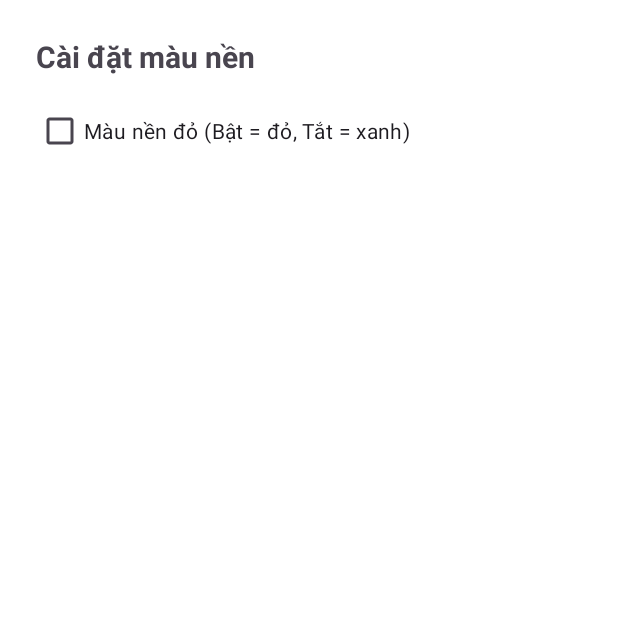
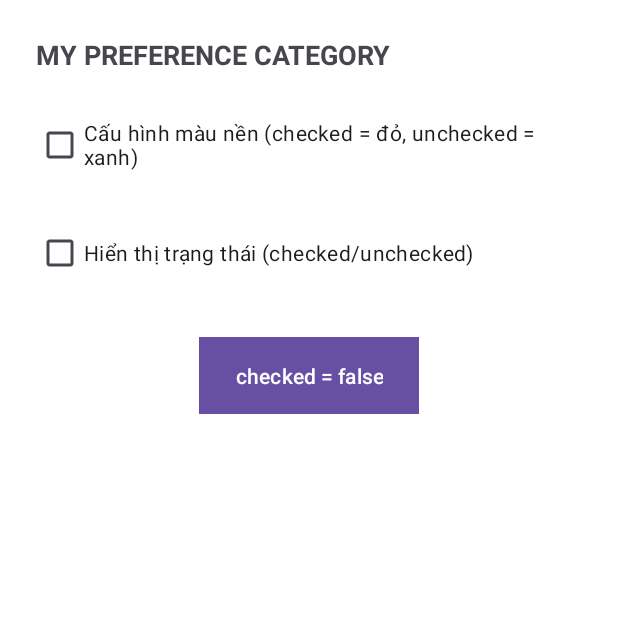
Before and after one commit to tienphatng237/NT118.Q14-Android-Programming, an Android app: the Task02SettingActivity screen opened directly, with no data from a screen before it, on a phone screen of 412 x 824 dp, the top half of it. Run offline under Robolectric (Android 15) with nearby library versions, the phone set to English and light mode, and no system bars.

Commit message:
Lab04 Task02: Redesign settings layout, add status button, implement dual-checkbox logic, clean up unused Setting2

```diff
--- a/lab-04/app/src/main/java/com/example/lab04_storage/task02/data/Task02Prefs.java
+++ b/lab-04/app/src/main/java/com/example/lab04_storage/task02/data/Task02Prefs.java
@@ -4,28 +4,29 @@ import android.content.Context;
 import android.content.SharedPreferences;
 
 public class Task02Prefs {
+    private static final String PREF = "task02_prefs";
+    private static final String KEY_COLOR_RED = "color_red";
+    private static final String KEY_INFO_CHECKED = "info_checked";
 
-    private final SharedPreferences prefs;
+    private final SharedPreferences sp;
 
-    public Task02Prefs(Context context) {
-        prefs = context.getSharedPreferences("task02_prefs", Context.MODE_PRIVATE);
+    public Task02Prefs(Context ctx) {
+        sp = ctx.getSharedPreferences(PREF, Context.MODE_PRIVATE);
     }
 
-    // Setting 1
-    public void setRedBackground(boolean value) {
-        prefs.edit().putBoolean("red_bg", value).apply();
+    public boolean isColorRed() {
+        return sp.getBoolean(KEY_COLOR_RED, false);
     }
 
-    public boolean isRedBackground() {
-        return prefs.getBoolean("red_bg", false);
+    public void setColorRed(boolean value) {
+        sp.edit().putBoolean(KEY_COLOR_RED, value).apply();
     }
 
-    // Setting 2
-    public void setSpecialMode(boolean value) {
-        prefs.edit().putBoolean("special_mode", value).apply();
+    public boolean isInfoChecked() {
+        return sp.getBoolean(KEY_INFO_CHECKED, false);
     }
 
-    public boolean isSpecialMode() {
-        return prefs.getBoolean("special_mode", false);
+    public void setInfoChecked(boolean value) {
+        sp.edit().putBoolean(KEY_INFO_CHECKED, value).apply();
     }
 }
--- a/lab-04/app/src/main/java/com/example/lab04_storage/task02/ui/settings/Task02SettingActivity.java
+++ b/lab-04/app/src/main/java/com/example/lab04_storage/task02/ui/settings/Task02SettingActivity.java
@@ -1,6 +1,7 @@
 package com.example.lab04_storage.task02.ui.settings;
 
 import android.os.Bundle;
+import android.widget.Button;
 import android.widget.CheckBox;
 
 import androidx.appcompat.app.AppCompatActivity;
@@ -10,7 +11,8 @@ import com.example.lab04_storage.task02.data.Task02Prefs;
 
 public class Task02SettingActivity extends AppCompatActivity {
 
-    private CheckBox cbColor;
+    private CheckBox cbColor, cbInfo;
+    private Button btnStatus;
     private Task02Prefs prefs;
 
     @Override
@@ -19,12 +21,31 @@ public class Task02SettingActivity extends AppCompatActivity {
         setContentView(R.layout.feature_task02_setting);
 
         prefs = new Task02Prefs(this);
+
         cbColor = findViewById(R.id.cbColor);
+        cbInfo = findViewById(R.id.cbInfo);
+        btnStatus = findViewById(R.id.btnStatus);
 
-        cbColor.setChecked(prefs.isRedBackground());
+        // Load trạng thái
+        cbColor.setChecked(prefs.isColorRed());
+        cbInfo.setChecked(prefs.isInfoChecked());
 
-        cbColor.setOnCheckedChangeListener((b, checked) ->
-                prefs.setRedBackground(checked)
-        );
+        // Hiển thị nút theo trạng thái hiện tại
+        updateStatusText(cbInfo.isChecked());
+
+        // Checkbox 1 – đổi màu nền
+        cbColor.setOnCheckedChangeListener((v, checked) -> {
+            prefs.setColorRed(checked);
+        });
+
+        // Checkbox 2 – hiển thị trạng thái
+        cbInfo.setOnCheckedChangeListener((v, checked) -> {
+            prefs.setInfoChecked(checked);
+            updateStatusText(checked);
+        });
+    }
+
+    private void updateStatusText(boolean checked) {
+        btnStatus.setText("checked = " + checked);
     }
 }
--- a/lab-04/app/src/main/res/layout/feature_task02_setting.xml
+++ b/lab-04/app/src/main/res/layout/feature_task02_setting.xml
@@ -1,22 +1,46 @@
 <?xml version="1.0" encoding="utf-8"?>
 <LinearLayout xmlns:android="http://schemas.android.com/apk/res/android"
+    android:layout_width="match_parent"
+    android:layout_height="match_parent"
     android:orientation="vertical"
-    android:padding="24dp"
-    android:layout_width="match_parent"
-    android:layout_height="match_parent">
+    android:padding="24dp">
 
+    <!-- TITLE -->
     <TextView
-        android:text="Cài đặt màu nền"
+        android:text="MY PREFERENCE CATEGORY"
         android:textStyle="bold"
-        android:textSize="20sp"
-        android:layout_marginBottom="12dp"
+        android:textSize="18sp"
         android:layout_width="wrap_content"
-        android:layout_height="wrap_content"/>
+        android:layout_height="wrap_content"
+        android:layout_marginBottom="24dp" />
 
+    <!-- CHECKBOX 1 - đổi màu nền -->
     <CheckBox
         android:id="@+id/cbColor"
-        android:text="Màu nền đỏ (Bật = đỏ, Tắt = xanh)"
         android:layout_width="wrap_content"
-        android:layout_height="wrap_content" />
+        android:layout_height="wrap_content"
+        android:text="Cấu hình màu nền (checked = đỏ, unchecked = xanh)"
+        android:layout_marginBottom="24dp" />
 
+    <!-- CHECKBOX 2 - hiển thị trạng thái -->
+    <CheckBox
+        android:id="@+id/cbInfo"
+        android:layout_width="wrap_content"
+        android:layout_height="wrap_content"
+        android:text="Hiển thị trạng thái (checked/unchecked)"
+        android:layout_marginBottom="32dp" />
+
+    <!-- BUTTON RESULT -->
+    <Button
+        android:id="@+id/btnStatus"
+        android:layout_width="wrap_content"
+        android:layout_height="wrap_content"
+        android:text="checked = false"
+        android:paddingLeft="24dp"
+        android:paddingRight="24dp"
+        android:paddingTop="12dp"
+        android:paddingBottom="12dp"
+        android:background="#9C27B0"
+        android:textColor="#FFFFFF"
+        android:layout_gravity="center_horizontal"/>
 </LinearLayout>
```
Also changed, not shown: lab-04/app/src/main/java/com/example/lab04_storage/task02/ui/main/Task02MainActivity.java (+10 -28 lines), lab-04/app/src/main/java/com/example/lab04_storage/task02/ui/settings/Task02Setting2Activity.java (deleted, +0 -30 lines), lab-04/app/src/main/res/layout/feature_task02_main.xml (+7 -31 lines), lab-04/app/src/main/res/layout/feature_task02_setting2.xml (deleted, +0 -22 lines).
